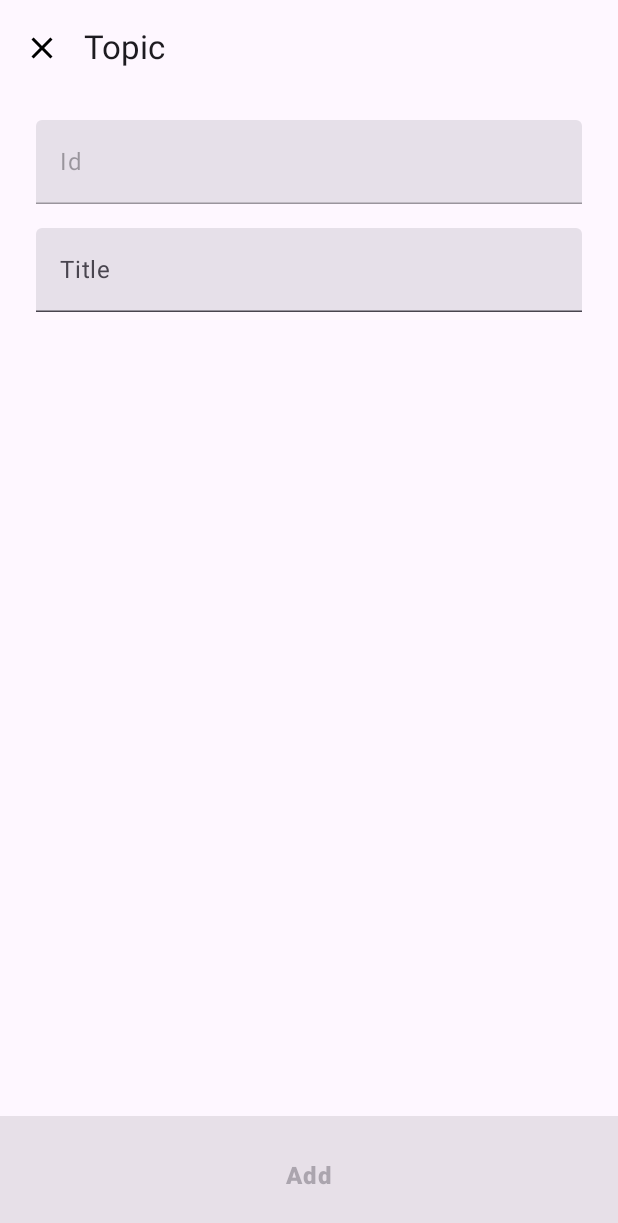
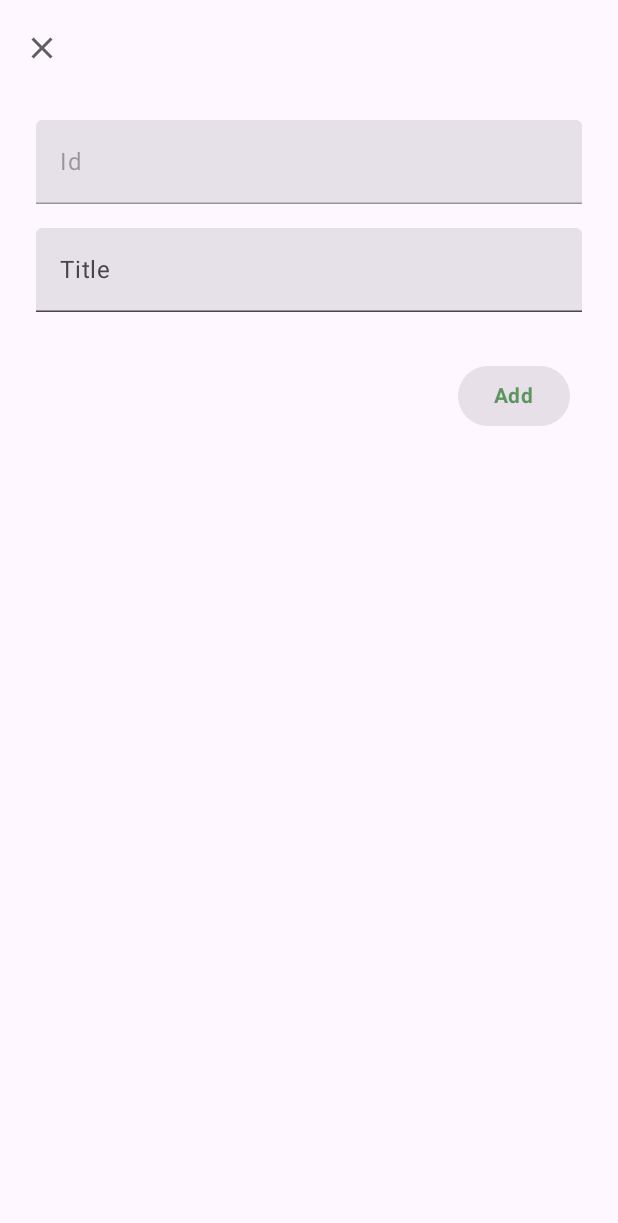
Before and after one commit to horaciocome1/lucia, an Android app built with Jetpack Compose: the @Preview function PreviewTopicFormScreen, on a phone screen of 412 x 824 dp. Shown: the top 1223 px of the screen. Run offline under Robolectric (Android 15) with nearby library versions, the phone set to English and light mode, and no system bars; our stand-ins replace Dagger/Hilt's generated code; libraries missing offline, so code that uses them is left out: com.ramcosta.composedestinations.

Commit message:
- changing navigation icon color to a more lighter color  - changing layout of topic form to a more intuitive layout  - removed action bar titles

```diff
--- a/app/src/main/java/io/github/horaciocome1/lucia/manage/ui/TopicFormScreen.kt
+++ b/app/src/main/java/io/github/horaciocome1/lucia/manage/ui/TopicFormScreen.kt
@@ -1,15 +1,17 @@
 package io.github.horaciocome1.lucia.manage.ui
 
 import androidx.compose.foundation.Image
+import androidx.compose.foundation.layout.Arrangement
 import androidx.compose.foundation.layout.Box
 import androidx.compose.foundation.layout.Column
+import androidx.compose.foundation.layout.Row
 import androidx.compose.foundation.layout.fillMaxSize
 import androidx.compose.foundation.layout.fillMaxWidth
-import androidx.compose.foundation.layout.heightIn
 import androidx.compose.foundation.layout.padding
 import androidx.compose.foundation.layout.size
 import androidx.compose.material.icons.Icons
 import androidx.compose.material.icons.outlined.Close
+import androidx.compose.material.icons.outlined.DeleteOutline
 import androidx.compose.material3.Button
 import androidx.compose.material3.ButtonDefaults
 import androidx.compose.material3.CircularProgressIndicator
@@ -27,7 +29,7 @@ import androidx.compose.runtime.saveable.rememberSaveable
 import androidx.compose.ui.Alignment
 import androidx.compose.ui.Modifier
 import androidx.compose.ui.graphics.Color
-import androidx.compose.ui.graphics.RectangleShape
+import androidx.compose.ui.graphics.ColorFilter
 import androidx.compose.ui.text.font.FontWeight
 import androidx.compose.ui.text.input.TextFieldValue
 import androidx.compose.ui.tooling.preview.Preview
@@ -37,8 +39,9 @@ import com.ramcosta.composedestinations.annotation.Destination
 import com.ramcosta.composedestinations.result.ResultBackNavigator
 import io.github.horaciocome1.lucia.manage.TopicFormViewModel
 import io.github.horaciocome1.lucia.setup.model.Topic
+import io.github.horaciocome1.lucia.ui.theme.GreenDark
+import io.github.horaciocome1.lucia.ui.theme.Grey
 import io.github.horaciocome1.lucia.ui.theme.LuciaTheme
-import io.github.horaciocome1.lucia.ui.theme.RedLight
 
 @OptIn(ExperimentalMaterial3Api::class)
 @Destination
@@ -58,48 +61,21 @@ fun TopicFormScreen(
     Scaffold(
         topBar = {
             TopAppBar(
-                title = {
-                    Text(
-                        text = "Topic",
-                        style = MaterialTheme.typography.titleLarge
-                    )
-                },
+                title = {},
                 navigationIcon = {
                     IconButton(
                         onClick = { navigator?.navigateBack(result = false) }
                     ) {
                         Image(
                             imageVector = Icons.Outlined.Close,
-                            contentDescription = "Close"
+                            contentDescription = "Close",
+                            colorFilter = ColorFilter.tint(Grey)
                         )
                     }
                 }
             )
-        },
-        bottomBar = {
-            Button(
-                onClick = {
-                    if (topic != null) {
-                        viewModel.updateTopic(topic.copy(name = title.value.text))
-                    } else {
-                        viewModel.createTopic(Topic("", title.value.text))
-                    }
-                },
-                modifier = Modifier
-                    .fillMaxWidth()
-                    .heightIn(80.dp),
-                shape = RectangleShape,
-                enabled = title.value.text.isNotBlank() && !state.value.loading
-            ) {
-                Text(
-                    text = if (topic != null) "Save changes" else "Add",
-                    style = MaterialTheme.typography.bodyLarge,
-                    fontWeight = FontWeight.ExtraBold
-                )
-            }
         }
     ) { paddingValues ->
-
         when (true) {
             state.value.createTopicSuccess,
             state.value.updateTopicSuccess,
@@ -163,8 +139,7 @@ fun TopicFormScreen(
             else -> {
                 Column(
                     modifier = Modifier.padding(paddingValues)
-                        .fillMaxWidth(),
-                    horizontalAlignment = Alignment.End
+                        .fillMaxWidth()
                 ) {
                     TextField(
                         modifier = Modifier
@@ -184,19 +159,46 @@ fun TopicFormScreen(
                         onValueChange = { title.value = it },
                         label = { Text("Title") }
                     )
-                    if (topic != null) {
+                    Row(
+                        modifier = Modifier.fillMaxWidth(),
+                        verticalAlignment = Alignment.CenterVertically,
+                        horizontalArrangement = if (topic != null) {
+                            Arrangement.SpaceBetween
+                        } else {
+                            Arrangement.End
+                        }
+                    ) {
+                        if (topic != null) {
+                            IconButton(
+                                modifier = Modifier.padding(32.dp),
+                                onClick = { viewModel.deleteTopic(topic.id) },
+                                enabled = !state.value.loading
+                            ) {
+                                Image(
+                                    imageVector = Icons.Outlined.DeleteOutline,
+                                    colorFilter = ColorFilter.tint(Color.Red),
+                                    contentDescription = "Delete"
+                                )
+                            }
+                        }
                         Button(
                             modifier = Modifier.padding(32.dp),
-                            onClick = { viewModel.deleteTopic(topic.id) },
+                            onClick = {
+                                if (topic != null) {
+                                    viewModel.updateTopic(topic.copy(name = title.value.text))
+                                } else {
+                                    viewModel.createTopic(Topic("", title.value.text))
+                                }
+                            },
                             colors = ButtonDefaults.buttonColors(
-                                containerColor = RedLight
+                                containerColor = GreenDark.copy(alpha = 0.1f)
                             ),
-                            enabled = !state.value.loading
+                            enabled = title.value.text.isNotBlank() && !state.value.loading
                         ) {
                             Text(
-                                text = "Delete",
+                                text = if (topic != null) "Save changes" else "Add",
                                 style = MaterialTheme.typography.bodyMedium.copy(
-                                    color = Color.Red,
+                                    color = GreenDark.copy(alpha = 0.75f),
                                     fontWeight = FontWeight.Bold
                                 )
                             )
--- a/app/src/main/java/io/github/horaciocome1/lucia/ui/theme/Color.kt
+++ b/app/src/main/java/io/github/horaciocome1/lucia/ui/theme/Color.kt
@@ -4,12 +4,12 @@ import androidx.compose.ui.graphics.Color
 
 val Pink = Color(0xFFFF6767)
 val PinkLight = Color(0x10FF6767)
-val RedLight = Color(0x20FF0000)
 val Grey = Color(0xFF5E5E5E)
 val GreyDark = Color(0xFF212621)
 val BrightGreen = Color(0xFF86EC7F)
 val Green70 = Color(0xFF87FF7A)
 val Green80 = Color(0xFF77FF67)
+val GreenDark = Color(0xFF2E7D32)
 val Yellow70 = Color(0xFFEAFF84)
 val Yellow80 = Color(0xFFE7FF73)
 val Brown70 = Color(0xFFFFC67A)
```
Also changed, not shown: app/src/main/java/io/github/horaciocome1/lucia/manage/ui/ManageScreen.kt (+6 -2 lines), app/src/main/java/io/github/horaciocome1/lucia/manage/ui/ManageTopicsScreen.kt (+5 -7 lines).
